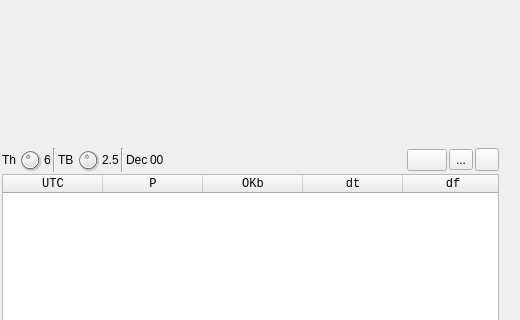
Before: the Qt Designer form plugins/channelrx/demodft8/ft8demodgui.ui in f4exb/sdrangel, drawn with Qt 5; both pictures show x 0 to 520 and y 315 to 635 of the 520 by 731 pixel window.
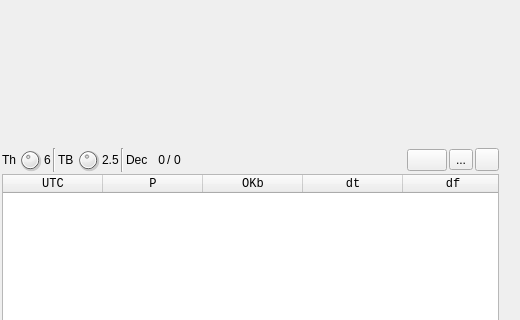
After: the same form once the commit is applied. Icons and pictures are not drawn. Custom widgets are drawn as their Qt base class.

Diff of the .ui file:
```diff
--- a/plugins/channelrx/demodft8/ft8demodgui.ui
+++ b/plugins/channelrx/demodft8/ft8demodgui.ui
@@ -886,11 +886,43 @@
       </item>
       <item>
        <widget class="QLabel" name="nbDecodesText">
+        <property name="minimumSize">
+         <size>
+          <width>15</width>
+          <height>0</height>
+         </size>
+        </property>
         <property name="toolTip">
          <string>Number of messages decoded in the last sequence</string>
         </property>
         <property name="text">
-         <string>00</string>
+         <string>0</string>
+        </property>
+        <property name="alignment">
+         <set>Qt::AlignRight|Qt::AlignTrailing|Qt::AlignVCenter</set>
+        </property>
+       </widget>
+      </item>
+      <item>
+       <widget class="QLabel" name="label">
+        <property name="text">
+         <string>/</string>
+        </property>
+       </widget>
+      </item>
+      <item>
+       <widget class="QLabel" name="nbDecodesInTable">
+        <property name="minimumSize">
+         <size>
+          <width>45</width>
+          <height>0</height>
+         </size>
+        </property>
+        <property name="text">
+         <string>0</string>
+        </property>
+        <property name="alignment">
+         <set>Qt::AlignLeading|Qt::AlignLeft|Qt::AlignVCenter</set>
         </property>
        </widget>
       </item>
```
Left out of the diff: 3 changed lines with no effect on the pictures.
